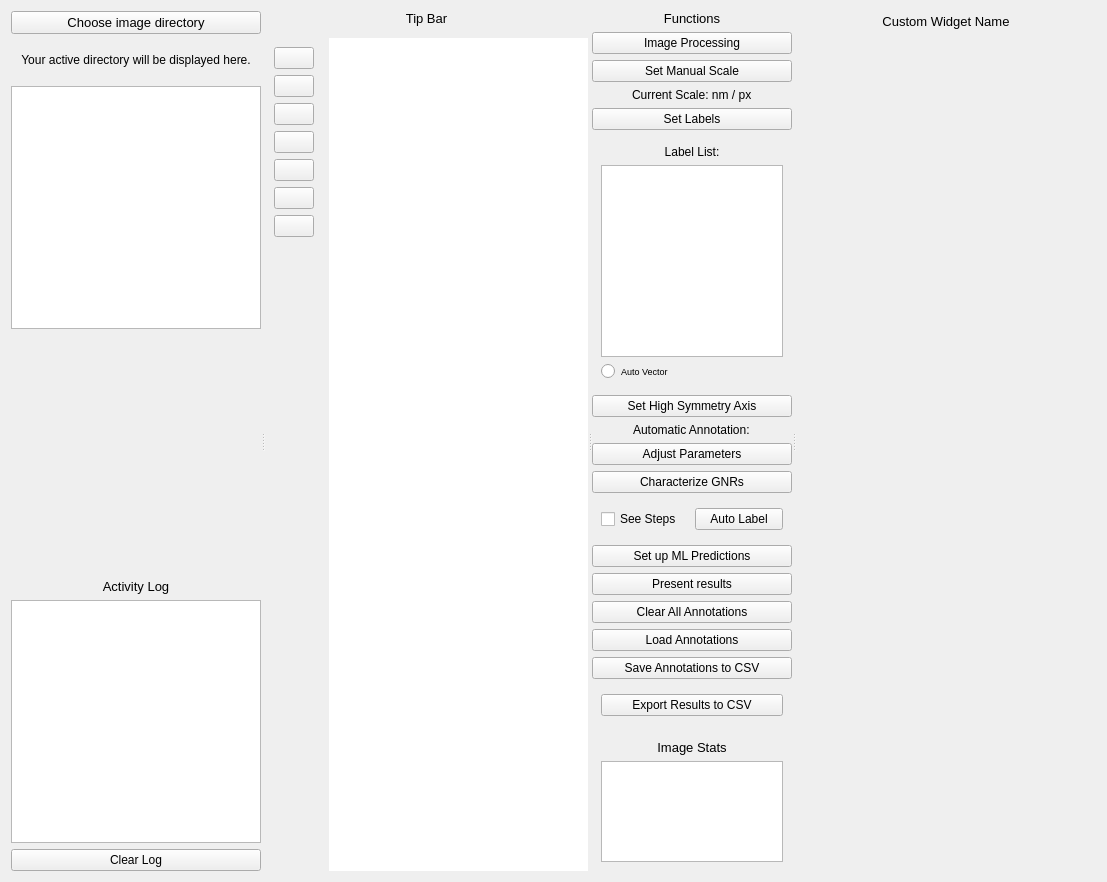
Above: ui/pages/ImageLabeling.ui from JWrightZuri/ScanBound before the change. Below: the same form after it.
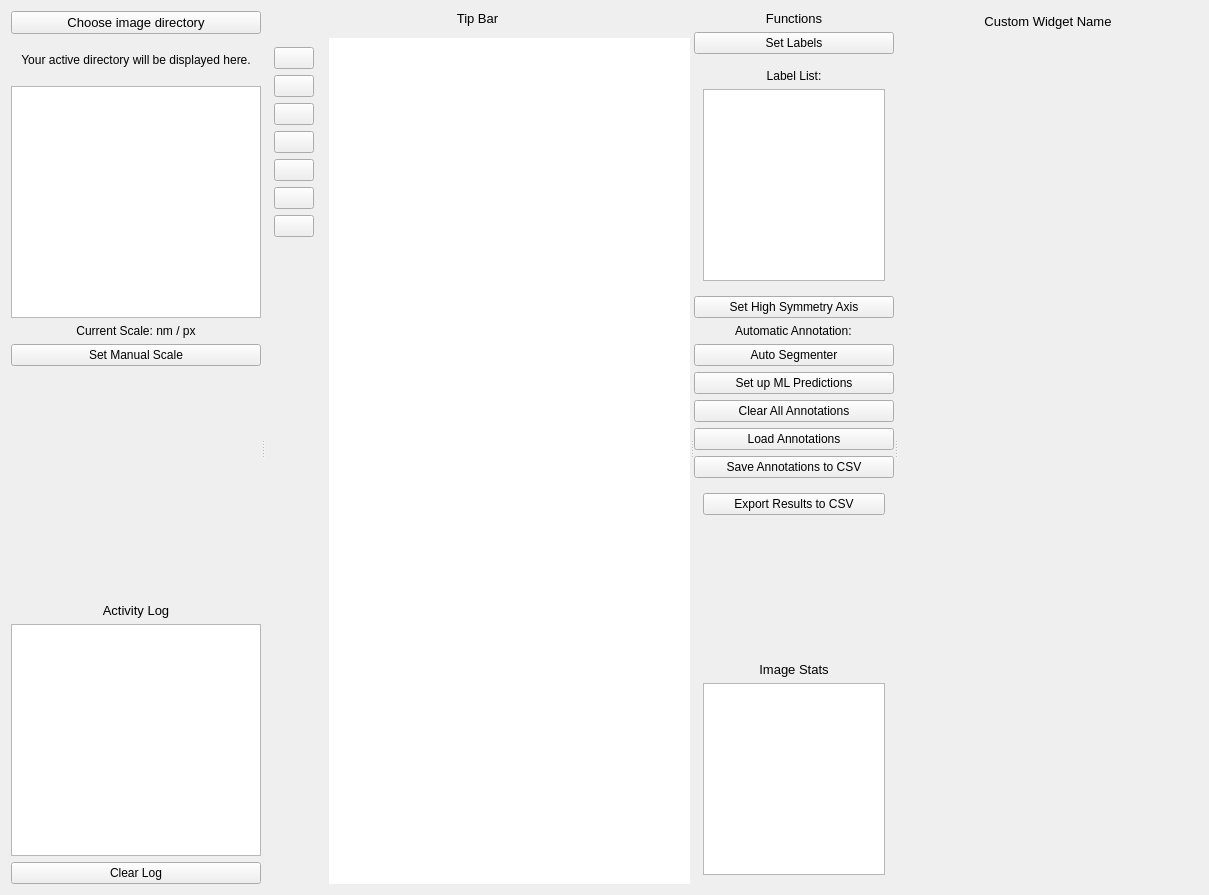
That is the form after the change. Icons and pictures are not drawn.

What changed in the file:
```diff
--- a/ui/pages/ImageLabeling.ui
+++ b/ui/pages/ImageLabeling.ui
@@ -6,8 +6,8 @@
    <rect>
     <x>0</x>
     <y>0</y>
-    <width>1107</width>
-    <height>882</height>
+    <width>1209</width>
+    <height>895</height>
    </rect>
   </property>
   <property name="windowTitle">
@@ -50,8 +50,40 @@
            </property>
           </widget>
          </item>
-         <item row="2" column="0">
-          <widget class="QListWidget" name="listWidget"/>
+         <item row="6" column="0">
+          <widget class="QLabel" name="label_4">
+           <property name="font">
+            <font>
+             <pointsize>10</pointsize>
+            </font>
+           </property>
+           <property name="text">
+            <string>Activity Log</string>
+           </property>
+           <property name="scaledContents">
+            <bool>true</bool>
+           </property>
+           <property name="alignment">
+            <set>Qt::AlignCenter</set>
+           </property>
+          </widget>
+         </item>
+         <item row="7" column="0">
+          <widget class="QTextBrowser" name="textBrowser">
+           <property name="contextMenuPolicy">
+            <enum>Qt::NoContextMenu</enum>
+           </property>
+          </widget>
+         </item>
+         <item row="3" column="0">
+          <widget class="QLabel" name="label_5">
+           <property name="text">
+            <string>Current Scale: nm / px</string>
+           </property>
+           <property name="alignment">
+            <set>Qt::AlignCenter</set>
+           </property>
+          </widget>
          </item>
          <item row="1" column="0">
           <widget class="QLabel" name="label">
@@ -81,7 +113,7 @@
            </property>
           </widget>
          </item>
-         <item row="3" column="0">
+         <item row="5" column="0">
           <spacer name="verticalSpacer">
            <property name="orientation">
             <enum>Qt::Vertical</enum>
@@ -94,28 +126,13 @@
            </property>
           </spacer>
          </item>
-         <item row="5" column="0">
-          <widget class="QTextBrowser" name="textBrowser">
-           <property name="contextMenuPolicy">
-            <enum>Qt::NoContextMenu</enum>
-           </property>
-          </widget>
+         <item row="2" column="0">
+          <widget class="QListWidget" name="listWidget"/>
          </item>
          <item row="4" column="0">
-          <widget class="QLabel" name="label_4">
-           <property name="font">
-            <font>
-             <pointsize>10</pointsize>
-            </font>
-           </property>
+          <widget class="QPushButton" name="pushButton_2">
            <property name="text">
-            <string>Activity Log</string>
-           </property>
-           <property name="scaledContents">
-            <bool>true</bool>
-           </property>
-           <property name="alignment">
-            <set>Qt::AlignCenter</set>
+            <string>Set Manual Scale</string>
            </property>
           </widget>
          </item>
@@ -377,27 +394,6 @@
            </property>
           </widget>
          </item>
-         <item>
-          <widget class="QPushButton" name="pushButton_17">
-           <property name="text">
-            <string>Image Processing</string>
-           </property>
-          </widget>
-         </item>
-         <item>
-          <widget class="QPushButton" name="pushButton_2">
-           <property name="text">
-            <string>Set Manual Scale</string>
-           </property>
-          </widget>
-         </item>
-         <item alignment="Qt::AlignHCenter">
-          <widget class="QLabel" name="label_5">
-           <property name="text">
-            <string>Current Scale: nm / px</string>
-           </property>
-          </widget>
-         </item>
          <item>
           <widget class="QPushButton" name="pushButton_4">
            <property name="text">
@@ -424,33 +420,6 @@
             <item>
              <widget class="QListWidget" name="listWidget_2"/>
             </item>
-            <item>
-             <widget class="QRadioButton" name="radioButton">
-              <property name="font">
-               <font>
-                <pointsize>7</pointsize>
-               </font>
-              </property>
-              <property name="contextMenuPolicy">
-               <enum>Qt::DefaultContextMenu</enum>
-              </property>
-              <property name="toolTip">
-               <string>This feature will attempt an automatic segmententation of an objects within a drawn bounding box (or cirlce) with a polygon. Try me!</string>
-              </property>
-              <property name="statusTip">
-               <string>test for statusTip</string>
-              </property>
-              <property name="whatsThis">
-               <string>test for whatsThis</string>
-              </property>
-              <property name="text">
-               <string>Auto Vector</string>
-              </property>
-              <property name="autoRepeatDelay">
-               <number>0</number>
-              </property>
-             </widget>
-            </item>
            </layout>
           </widget>
          </item>
@@ -471,43 +440,10 @@
          <item>
           <widget class="QPushButton" name="pushButton_20">
            <property name="text">
-            <string>Adjust Parameters</string>
+            <string>Auto Segmenter</string>
            </property>
           </widget>
          </item>
-         <item>
-          <widget class="QPushButton" name="pushButton_21">
-           <property name="text">
-            <string>Characterize GNRs</string>
-           </property>
-          </widget>
-         </item>
-         <item>
-          <widget class="QWidget" name="widget_11" native="true">
-           <property name="minimumSize">
-            <size>
-             <width>0</width>
-             <height>40</height>
-            </size>
-           </property>
-           <layout class="QHBoxLayout" name="horizontalLayout_2">
-            <item>
-             <widget class="QCheckBox" name="checkBox">
-              <property name="text">
-               <string>See Steps</string>
-              </property>
-             </widget>
-            </item>
-            <item>
-             <widget class="QPushButton" name="pushButton_6">
-              <property name="text">
-               <string>Auto Label</string>
-              </property>
-             </widget>
-            </item>
-           </layout>
-          </widget>
-         </item>
          <item>
           <widget class="QPushButton" name="pushButton_22">
            <property name="text">
@@ -515,13 +451,6 @@
            </property>
           </widget>
          </item>
-         <item>
-          <widget class="QPushButton" name="pushButton_19">
-           <property name="text">
-            <string>Present results</string>
-           </property>
-          </widget>
-         </item>
          <item>
           <widget class="QPushButton" name="pushButton_12">
            <property name="toolTip">
```
